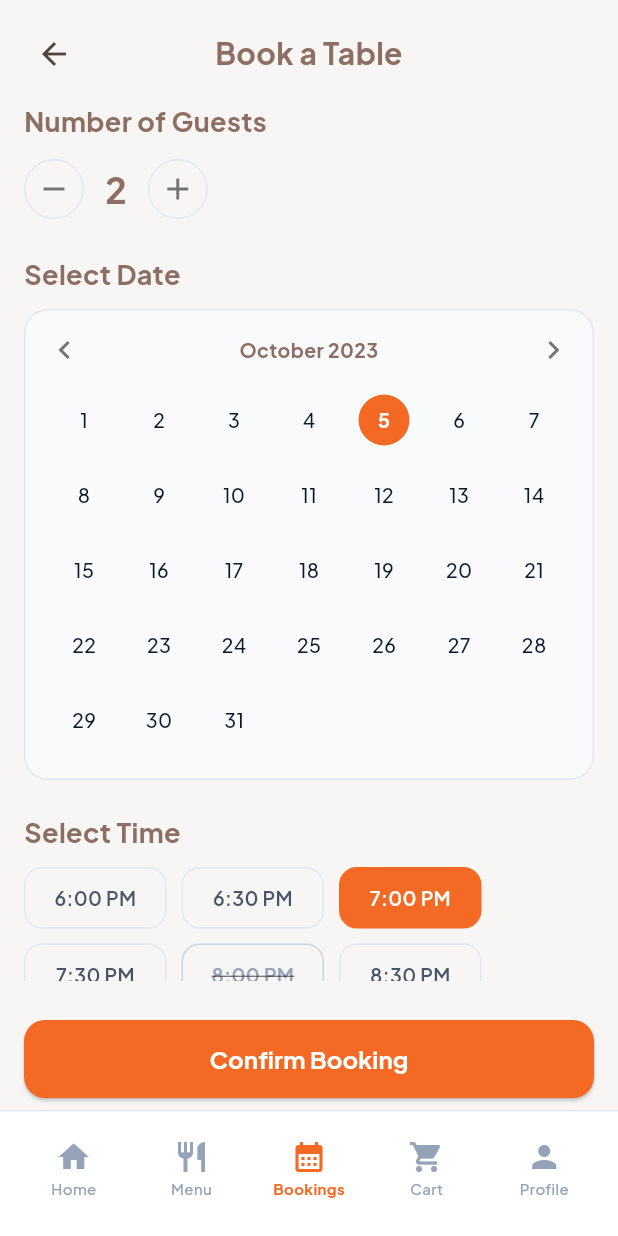
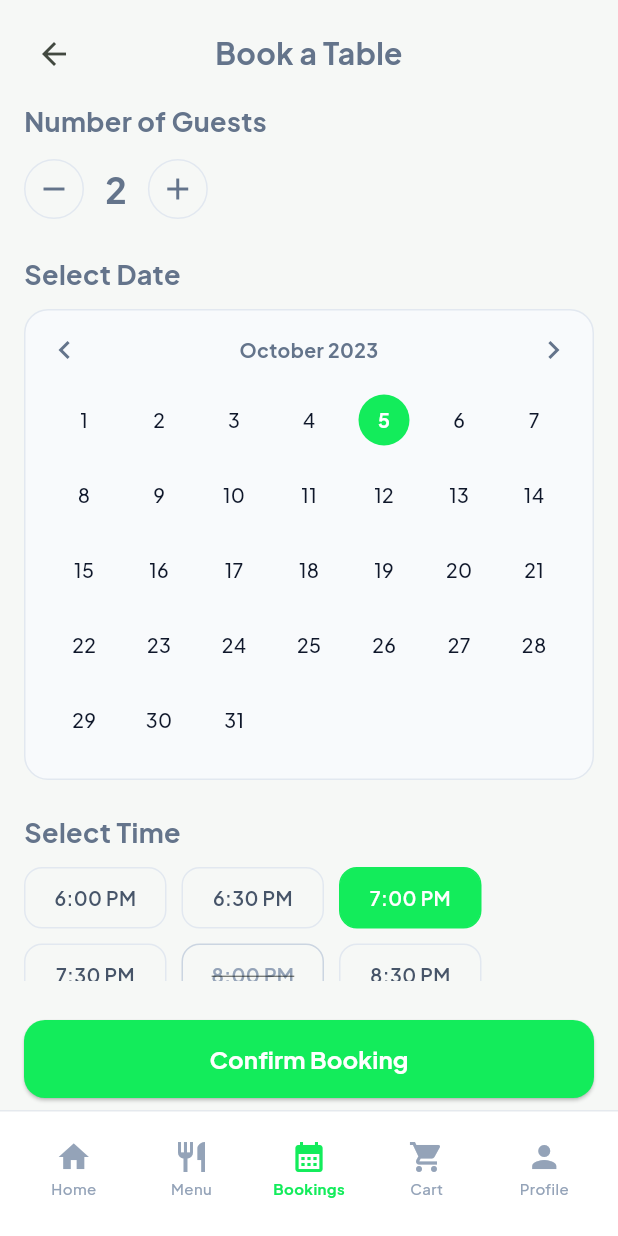
Before and after one commit to HaiLV04/prm393_booking_app, a Flutter app: the CustomerBookingScreen screen opened by its route, on a phone screen of 412 x 824 dp. Run offline on Flutter 3.47's test engine with Material 3 defaults, Android fonts, the phone set to English and light mode, and no system bars; our stand-ins replace google_fonts; network calls fail.

Commit message:
update theme Appcolors

```diff
--- a/lib/core/constants/app_colors.dart
+++ b/lib/core/constants/app_colors.dart
@@ -1,12 +1,12 @@
 import 'package:flutter/material.dart';
 
 class AppColors {
-  static const Color primary = Color(0xFFFF7043);
-  static const Color primaryDark = Color(0xFFE64A19);
-  static const Color backgroundLight = Color(0xFFFFF8E1);
+  static const Color primary = Color(0xFF13EC5B);
+  static const Color primaryDark = Color(0xFF0FC449);
+  static const Color backgroundLight = Color(0xFFF6F8F6);
   static const Color surfaceLight = Color(0xFFFFFFFF);
-  static const Color textMain = Color(0xFF3E2723);
-  static const Color textSub = Color(0xFF8D6E63);
+  static const Color textMain = Color(0xFF0F172A);
+  static const Color textSub = Color(0xFF64748B);
 
   const AppColors._();
 }
--- a/lib/features/common/presentation/widgets/customer_bottom_nav.dart
+++ b/lib/features/common/presentation/widgets/customer_bottom_nav.dart
@@ -13,7 +13,7 @@ class CustomerBottomNav extends StatelessWidget {
   final CustomerNavTab activeTab;
   final int? cartBadgeCount;
 
-  static const Color _active = Color(0xFFF46A25);
+  static const Color _active = Color(0xFF13EC5B);
   static const Color _inactive = Color(0xFF94A3B8);
 
   @override
--- a/lib/features/customer_booking/presentation/screens/customer_booking_screen.dart
+++ b/lib/features/customer_booking/presentation/screens/customer_booking_screen.dart
@@ -5,9 +5,9 @@ import 'package:prm393_booking_app/features/common/presentation/widgets/customer
 class CustomerBookingScreen extends StatelessWidget {
   const CustomerBookingScreen({super.key});
 
-  static const Color _primary = Color(0xFFF46A25);
-  static const Color _lightBackground = Color(0xFFF8F6F5);
-  static const Color _darkBackground = Color(0xFF221610);
+  static const Color _primary = Color(0xFF13EC5B);
+  static const Color _lightBackground = Color(0xFFF6F8F6);
+  static const Color _darkBackground = Color(0xFF102216);
 
   @override
   Widget build(BuildContext context) {
@@ -111,7 +111,7 @@ class CustomerBookingScreen extends StatelessWidget {
                                 children: [
                                   Icon(
                                     Icons.chevron_left,
-                                    color: Colors.grey[600],
+                                    color: const Color(0xFF64748B),
                                   ),
                                   Expanded(
                                     child: Text(
@@ -124,7 +124,7 @@ class CustomerBookingScreen extends StatelessWidget {
                                   ),
                                   Icon(
                                     Icons.chevron_right,
-                                    color: Colors.grey[600],
+                                    color: const Color(0xFF64748B),
                                   ),
                                 ],
                               ),
@@ -268,7 +268,7 @@ class CustomerBookingScreen extends StatelessWidget {
         shape: BoxShape.circle,
         border: Border.all(color: borderColor),
       ),
-      child: Icon(icon, color: Colors.grey[600]),
+      child: Icon(icon, color: const Color(0xFF64748B)),
     );
   }
 }
@@ -276,9 +276,9 @@ class CustomerBookingScreen extends StatelessWidget {
 class MyBookingsScreen extends StatelessWidget {
   const MyBookingsScreen({super.key});
 
-  static const Color _primary = Color(0xFFF46A25);
-  static const Color _lightBackground = Color(0xFFF8F6F5);
-  static const Color _darkBackground = Color(0xFF221610);
+  static const Color _primary = Color(0xFF13EC5B);
+  static const Color _lightBackground = Color(0xFFF6F8F6);
+  static const Color _darkBackground = Color(0xFF102216);
 
   @override
   Widget build(BuildContext context) {
@@ -536,13 +536,13 @@ class _TimeChip extends StatelessWidget {
   Widget build(BuildContext context) {
     final borderColor = disabled
         ? const Color(0xFFCBD5E1)
-        : (selected ? const Color(0xFFF46A25) : const Color(0xFFE2E8F0));
+        : (selected ? const Color(0xFF13EC5B) : const Color(0xFFE2E8F0));
     return Container(
       width: 95,
       padding: const EdgeInsets.symmetric(vertical: 10),
       alignment: Alignment.center,
       decoration: BoxDecoration(
-        color: selected ? const Color(0xFFF46A25) : Colors.transparent,
+        color: selected ? const Color(0xFF13EC5B) : Colors.transparent,
         borderRadius: BorderRadius.circular(12),
         border: Border.all(color: borderColor),
       ),
--- a/lib/features/customer_menu/presentation/screens/customer_menu_screen.dart
+++ b/lib/features/customer_menu/presentation/screens/customer_menu_screen.dart
@@ -6,9 +6,9 @@ import 'package:prm393_booking_app/features/customer_menu/data/menu_data.dart';
 class CustomerMenuScreen extends StatelessWidget {
   const CustomerMenuScreen({super.key});
 
-  static const Color _primary = Color(0xFFF46A25);
-  static const Color _lightBackground = Color(0xFFF8F6F5);
-  static const Color _darkBackground = Color(0xFF221610);
+  static const Color _primary = Color(0xFF13EC5B);
+  static const Color _lightBackground = Color(0xFFF6F8F6);
+  static const Color _darkBackground = Color(0xFF102216);
 
   @override
   Widget build(BuildContext context) {
```
Also changed, not shown: lib/features/customer_cart/presentation/screens/customer_cart_screen.dart (+4 -4 lines), lib/features/customer_home/presentation/screens/customer_home_screen.dart (+9 -9 lines), lib/features/customer_profile/presentation/screens/customer_profile_screen.dart (+10 -10 lines).
